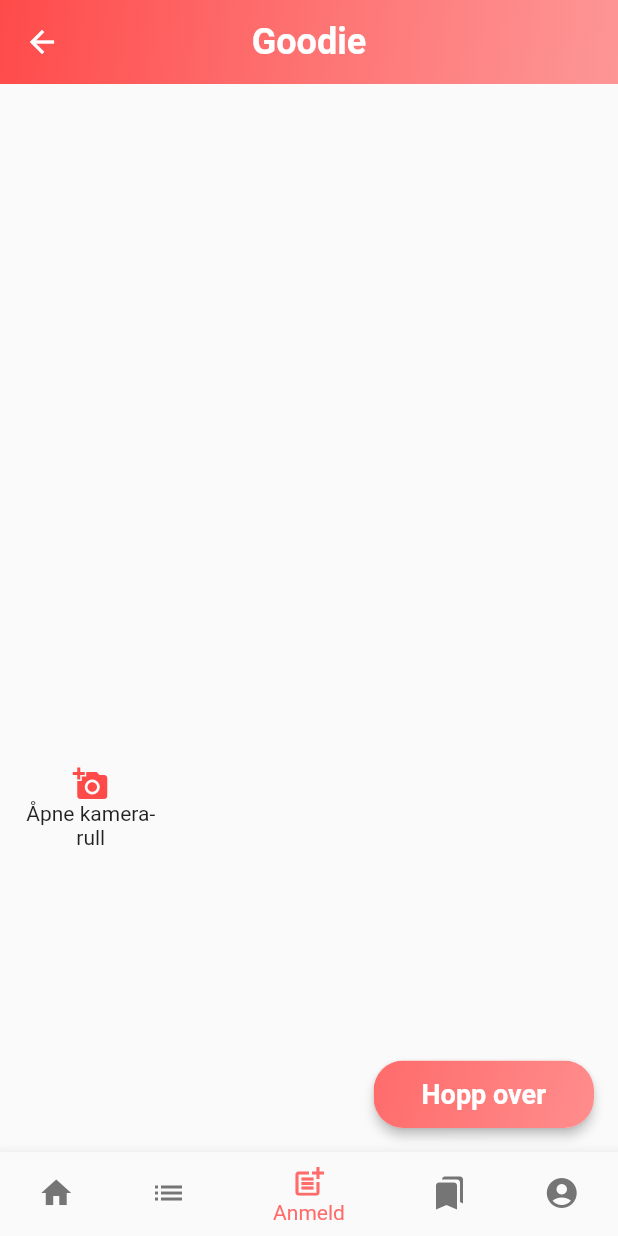
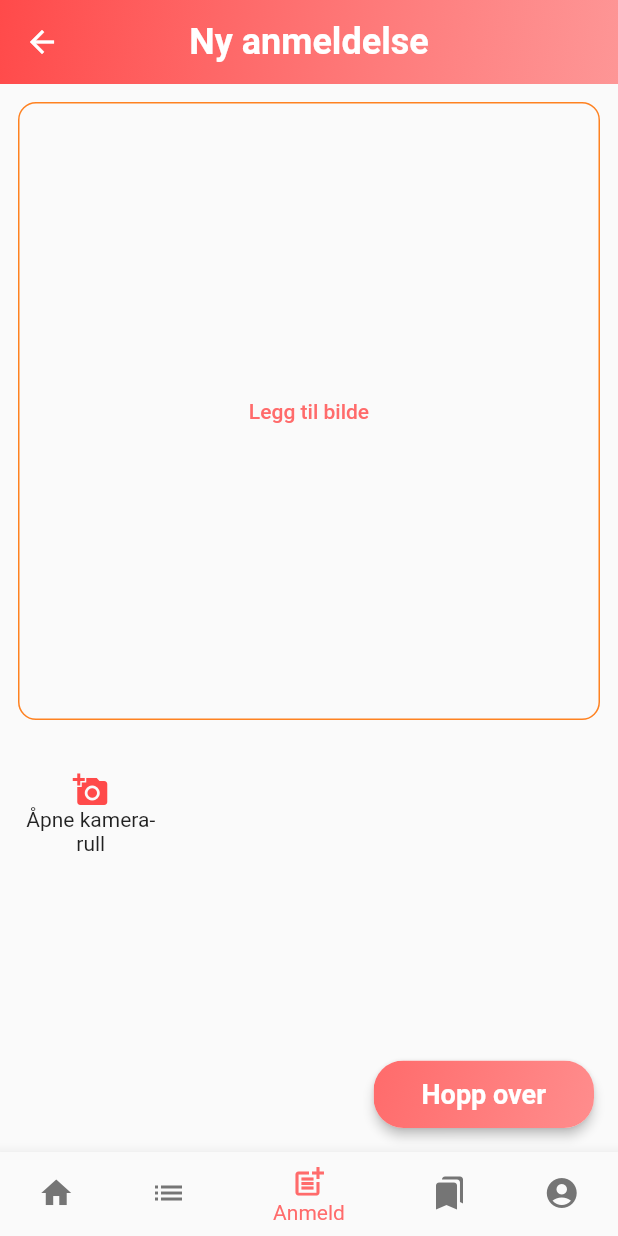
Before and after one commit to ulrikhaaland/goodie, a Flutter app: the HomeWithBottomNavigation screen opened directly, item 3 of the bottom bar chosen, after a tap on "Åpne kamera-rull", on a phone screen of 412 x 824 dp. Run offline on Flutter 3.47's test engine with Material 2 defaults, Android fonts, the phone set to English and light mode, and no system bars; our stand-ins replace cached_network_image, cloud_firestore, firebase_auth, firebase_core, firebase_storage, image_picker and 9 more; missing offline and left inert: exif, ffmpeg_kit_flutter, flutter_google_maps_webservices, phone_text_field, photo_manager, video_thumbnail; accounts and stored records are empty.

Commit message:
review page video loading

```diff
--- a/lib/pages/review/photo/review_photo_page.dart
+++ b/lib/pages/review/photo/review_photo_page.dart
@@ -7,6 +7,7 @@ import 'package:goodie/main.dart';
 import 'package:goodie/pages/review/photo/review_photo_asset_thumbnail.dart';
 import 'package:goodie/pages/review/photo/review_photo_selection_indicator.dart';
 import 'package:goodie/pages/review/photo/review_photo_sliver_head_delegate.dart';
+import 'package:goodie/widgets/gradient_circular_progress.dart';
 import 'package:image_picker/image_picker.dart';
 import 'package:photo_manager/photo_manager.dart';
 // ignore: depend_on_referenced_packages
@@ -39,6 +40,8 @@ class RestaurantReviewPhotoPage extends StatefulWidget {
 class _RestaurantReviewPhotoPageState extends State<RestaurantReviewPhotoPage>
     with AutomaticKeepAliveClientMixin {
   bool _scrollable = true;
+
+  ValueNotifier<bool> isLoadingPickAsset = ValueNotifier(false);
 
   late final BottomNavigationProvider _bottomNavigationProvider;
 
@@ -82,7 +85,7 @@ class _RestaurantReviewPhotoPageState extends State<RestaurantReviewPhotoPage>
   void didUpdateWidget(covariant RestaurantReviewPhotoPage oldWidget) {
     // pause all videos if widget.iscurrentpage == false
     if (!widget.isCurrentPage) {
-      _pauseAllVideos();
+      _pauseAllVideos(selectedAssetId: _selectedAssetNotifier.value?.id);
     }
 
     super.didUpdateWidget(oldWidget);
@@ -106,7 +109,7 @@ class _RestaurantReviewPhotoPageState extends State<RestaurantReviewPhotoPage>
         slivers: [
           SliverAppBar(
             title: const Text(
-              'Goodie',
+              'Ny anmeldelse',
               style: TextStyle(
                 color: Colors.white,
                 fontWeight: FontWeight.bold,
@@ -134,7 +137,7 @@ class _RestaurantReviewPhotoPageState extends State<RestaurantReviewPhotoPage>
             ),
           ),
           SliverPadding(
-            padding: const EdgeInsets.symmetric(horizontal: 12),
+            padding: const EdgeInsets.only(left: 12, right: 12, top: 12),
             sliver: SliverPersistentHeader(
               pinned: true,
               delegate: SliverHeaderDelegate(
@@ -143,7 +146,9 @@ class _RestaurantReviewPhotoPageState extends State<RestaurantReviewPhotoPage>
                 child: ValueListenableBuilder(
                   valueListenable: _selectedAssetNotifier,
                   builder: (context, selectedAsset, child) {
-                    if (selectedAsset == null) return const SizedBox.shrink();
+                    if (selectedAsset == null) {
+                      return _buildSelectedAssetPlaceholder();
+                    }
 
                     return Listener(
                       onPointerDown: (_) {
@@ -172,7 +177,7 @@ class _RestaurantReviewPhotoPageState extends State<RestaurantReviewPhotoPage>
           ),
           const SliverToBoxAdapter(
             child: SizedBox(
-              height: 20,
+              height: 12,
             ),
           ),
           SliverPadding(
@@ -289,63 +294,7 @@ class _RestaurantReviewPhotoPageState extends State<RestaurantReviewPhotoPage>
 
   Widget _buildPickImage() {
     return GestureDetector(
-      onTap: () async {
-        List<XFile> pickedFiles = [];
-        try {
-          pickedFiles = await ImagePicker().pickMultipleMedia();
-        } catch (e) {
-          print(e);
-        }
-
-        final List<GoodieAsset> pickedAssets = [];
-
-        if (pickedFiles.isNotEmpty) {
-          for (var file in pickedFiles) {
-            GoodieAsset? asset;
-
-            asset = _recentImages.firstWhereOrNull((element) =>
-                element.asset.title != null &&
-                element.asset.title == file.name);
-
-            bool isRecent = asset != null;
-
-            if (asset == null) {
-              asset = await xFileToAssetEntity(file);
-            } else {
-              final isSelected = _selectedAssetsNotifier.value.firstWhereOrNull(
-                    (element) => element.asset.title == file.name,
-                  ) !=
-                  null;
-
-              if (isSelected) {
-                continue;
-              }
-            }
-            if (!isRecent) {
-              _recentImages.insert(0, asset);
-            }
-
-            pickedAssets.add(asset);
-          }
-          if (pickedAssets.isNotEmpty) {
-            _selectedAssetNotifier.value = pickedAssets.first;
-            final oldList = _selectedAssetsNotifier.value;
-            final newList = List<GoodieAsset>.from(oldList);
-
-            for (final asset in pickedAssets) {
-              if (newList.contains(asset)) {
-                continue;
-              }
-              newList.add(asset);
-              if (newList.length > 10) {
-                newList.removeAt(0);
-              }
-            }
-
-            _selectedAssetsNotifier.value = newList;
-          }
-        }
-      },
+      onTap: _onPickImageTap,
       child: const Column(
         mainAxisAlignment: MainAxisAlignment.center,
         children: [
@@ -376,7 +325,6 @@ class _RestaurantReviewPhotoPageState extends State<RestaurantReviewPhotoPage>
       assetType = AssetType.image;
     } else {
       throw Exception('Invalid file extension');
-      assetType = AssetType.other; // Hand other types as you see fit
     }
 
     AssetEntity asset = AssetEntity(
@@ -389,13 +337,13 @@ class _RestaurantReviewPhotoPageState extends State<RestaurantReviewPhotoPage>
         height: 1,
         relativePath: file.path);
 
-    final originFile = File(file.path);
+    File? videoFile = File(file.path);
 
     VideoPlayerController? videoController;
 
     // init videoController to get video length
     if (assetType == AssetType.video) {
-      videoController = VideoPlayerController.file(originFile);
+      videoController = VideoPlayerController.file(videoFile);
       await videoController.initialize();
     }
 
@@ -409,7 +357,7 @@ class _RestaurantReviewPhotoPageState extends State<RestaurantReviewPhotoPage>
       String outputPath =
           "$inputPath-trimmed.mp4"; // Replace this with actual output file path
       await videoController!.dispose();
-      final videoFile = await trimVideo(
+      videoFile = await trimVideo(
         inputPath,
         outputPath,
         0,
@@ -421,7 +369,7 @@ class _RestaurantReviewPhotoPageState extends State<RestaurantReviewPhotoPage>
 
     return GoodieAsset(
       asset: asset,
-      imageFile: originFile,
+      imageFile: videoFile,
       videoPlayerController: videoController,
     );
   }
@@ -469,4 +417,95 @@ class _RestaurantReviewPhotoPageState extends State<RestaurantReviewPhotoPage>
       _pauseAllVideos();
     }
   }
+
+  Widget _buildSelectedAssetPlaceholder() {
+    return ValueListenableBuilder(
+      valueListenable: isLoadingPickAsset,
+      builder: (context, bool value, child) {
+        if (value) {
+          return const Center(child: GradientCircularProgressIndicator());
+        } else {
+          return GestureDetector(
+            onTap: _onPickImageTap,
+            child: Container(
+              decoration: BoxDecoration(
+                borderRadius: BorderRadius.circular(12),
+                border: Border.all(
+                  color: amberColor,
+                ),
+              ),
+              child: Center(
+                child: TextButton(
+                  onPressed: _onPickImageTap,
+                  child: const Text('Legg til bilde'),
+                ),
+              ),
+            ),
+          );
+        }
+      },
+    );
+  }
+
+  Future<void> _onPickImageTap() async {
+    List<XFile> pickedFiles = [];
+    try {
+      pickedFiles = await ImagePicker().pickMultipleMedia();
+    } catch (e) {
+      print(e);
+    }
+
+    final List<GoodieAsset> pickedAssets = [];
+
+    if (pickedFiles.isNotEmpty) {
+      isLoadingPickAsset.value = true;
+
+      _selectedAssetNotifier.value = null;
+
+      for (var file in pickedFiles) {
+        GoodieAsset? asset;
+
+        asset = _recentImages.firstWhereOrNull((element) =>
+            element.asset.title != null && element.asset.title == file.name);
+
+        bool isRecent = asset != null;
+
+        if (asset == null) {
+          asset = await xFileToAssetEntity(file);
+        } else {
+          final isSelected = _selectedAssetsNotifier.value.firstWhereOrNull(
+                (element) => element.asset.title == file.name,
+              ) !=
+              null;
+
+          if (isSelected) {
+            continue;
+          }
+        }
+        if (!isRecent) {
+          _recentImages.insert(0, asset);
+        }
+
+        pickedAssets.add(asset);
+      }
+      if (pickedAssets.isNotEmpty) {
+        _selectedAssetNotifier.value = pickedAssets.first;
+        final oldList = _selectedAssetsNotifier.value;
+        final newList = List<GoodieAsset>.from(oldList);
+
+        for (final asset in pickedAssets) {
+          if (newList.contains(asset)) {
+            continue;
+          }
+          newList.add(asset);
+          if (newList.length > 10) {
+            newList.removeAt(0);
+          }
+        }
+
+        _selectedAssetsNotifier.value = newList;
+        isLoadingPickAsset.value = false;
+      }
+    }
+  }
 }
--- a/lib/pages/review/review_page.dart
+++ b/lib/pages/review/review_page.dart
@@ -191,7 +191,6 @@ class _RestaurantReviewPageState extends State<RestaurantReviewPage>
   }
 
   void _handleOnReview() {
-    // TODO: Add review to feed list
     UserReviewProvider userReviewProvider =
         Provider.of<UserReviewProvider>(context, listen: false);
 
--- a/lib/pages/review/review_rating_widget.dart
+++ b/lib/pages/review/review_rating_widget.dart
@@ -56,7 +56,7 @@ class RatingWidget extends StatelessWidget {
             HapticFeedback.heavyImpact();
             break;
           case 4:
-            HapticFeedback.vibrate();
+            HapticFeedback.selectionClick();
             break;
           case 5:
             HapticFeedback.selectionClick();
--- a/lib/utils/image.dart
+++ b/lib/utils/image.dart
@@ -198,8 +198,7 @@ Future<File?> trimVideo(
       '-ss ${startMs / 1000.0} -to ${endMs / 1000.0} -accurate_seek -i $inputPath -c copy $outputPath';
 
   // Execute the ffmpeg command
-  File? videoPlayerController =
-      await FFmpegKit.execute(command).then((session) async {
+  File? videoFile = await FFmpegKit.execute(command).then((session) async {
     final returnCode = await session.getReturnCode();
 
     // Check the return code to determine success or failure
@@ -213,5 +212,5 @@ Future<File?> trimVideo(
     }
   });
 
-  return videoPlayerController;
+  return videoFile;
 }
```
Also changed, not shown: lib/bloc/user_review_provider.dart (+14 -2 lines), lib/pages/review/review_list_item.dart (+6 -2 lines), lib/pages/review/review_rating_page.dart (+1 -10 lines).
